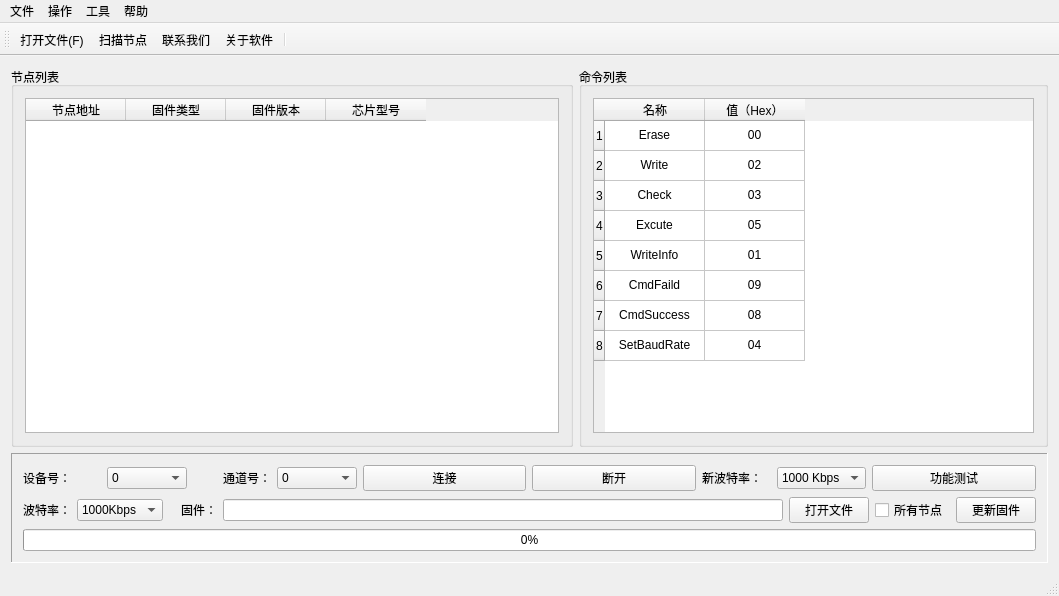
Qt form source/mainwindow_ch.ui (596142041/CANBootloader-Qt) before a commit.
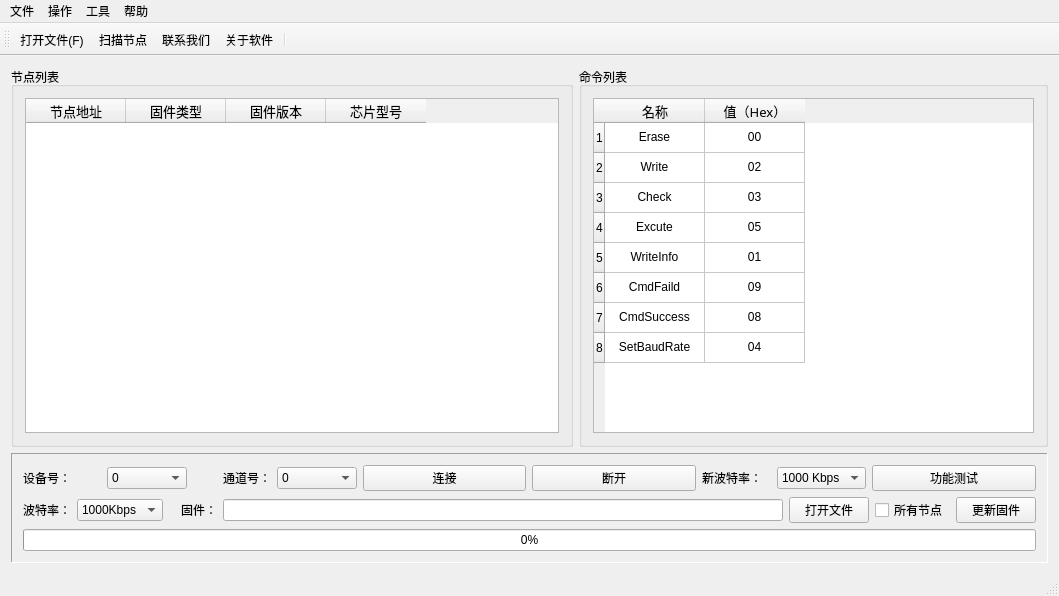
The same form after that commit. Icons and pictures are not drawn.

Commit message: 更改界面文件

What changed in the file:
```diff
--- a/source/mainwindow_ch.ui
+++ b/source/mainwindow_ch.ui
@@ -41,6 +41,12 @@
               <property name="text">
                <string>节点地址</string>
               </property>
+              <property name="font">
+               <font>
+                <family>楷体</family>
+                <pointsize>10</pointsize>
+               </font>
+              </property>
               <property name="textAlignment">
                <set>AlignCenter</set>
               </property>
@@ -49,6 +55,12 @@
               <property name="text">
                <string>固件类型</string>
               </property>
+              <property name="font">
+               <font>
+                <family>楷体</family>
+                <pointsize>10</pointsize>
+               </font>
+              </property>
               <property name="textAlignment">
                <set>AlignCenter</set>
               </property>
@@ -57,6 +69,12 @@
               <property name="text">
                <string>固件版本</string>
               </property>
+              <property name="font">
+               <font>
+                <family>楷体</family>
+                <pointsize>10</pointsize>
+               </font>
+              </property>
               <property name="textAlignment">
                <set>AlignCenter</set>
               </property>
@@ -65,6 +83,12 @@
               <property name="text">
                <string>芯片型号</string>
               </property>
+              <property name="font">
+               <font>
+                <family>楷体</family>
+                <pointsize>10</pointsize>
+               </font>
+              </property>
               <property name="textAlignment">
                <set>AlignCenter</set>
               </property>
@@ -132,6 +156,12 @@
               <property name="text">
                <string>名称</string>
               </property>
+              <property name="font">
+               <font>
+                <family>楷体</family>
+                <pointsize>10</pointsize>
+               </font>
+              </property>
               <property name="textAlignment">
                <set>AlignCenter</set>
               </property>
@@ -140,6 +170,12 @@
               <property name="text">
                <string>值（Hex）</string>
               </property>
+              <property name="font">
+               <font>
+                <family>楷体</family>
+                <pointsize>10</pointsize>
+               </font>
+              </property>
               <property name="textAlignment">
                <set>AlignCenter</set>
               </property>
```
